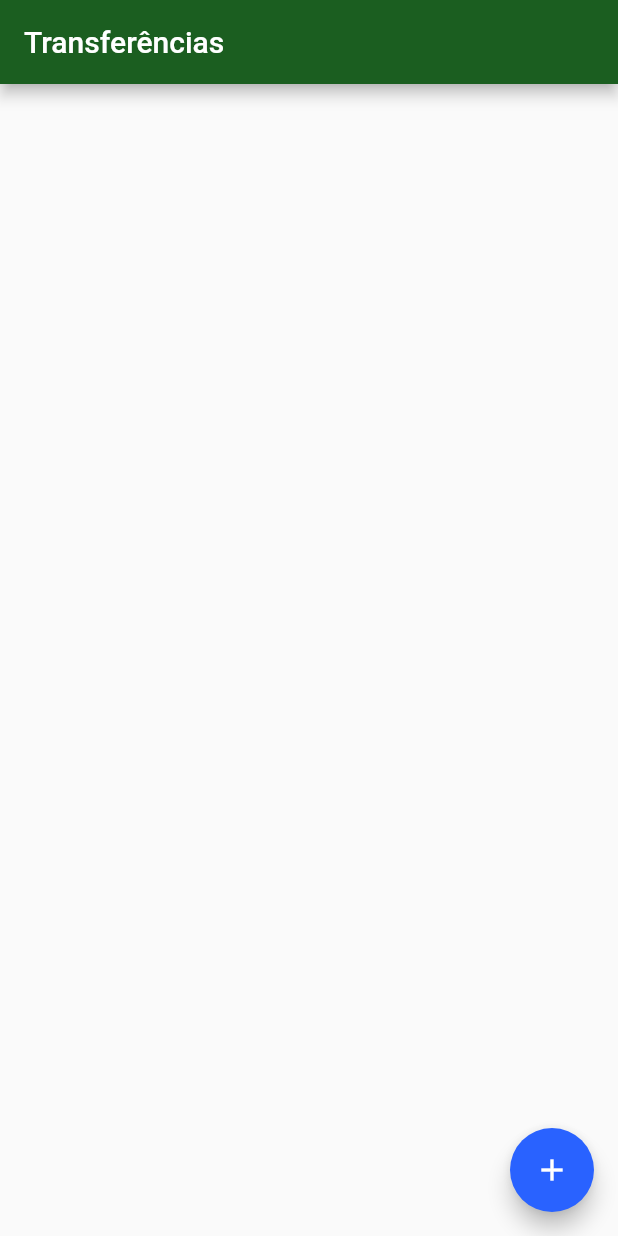
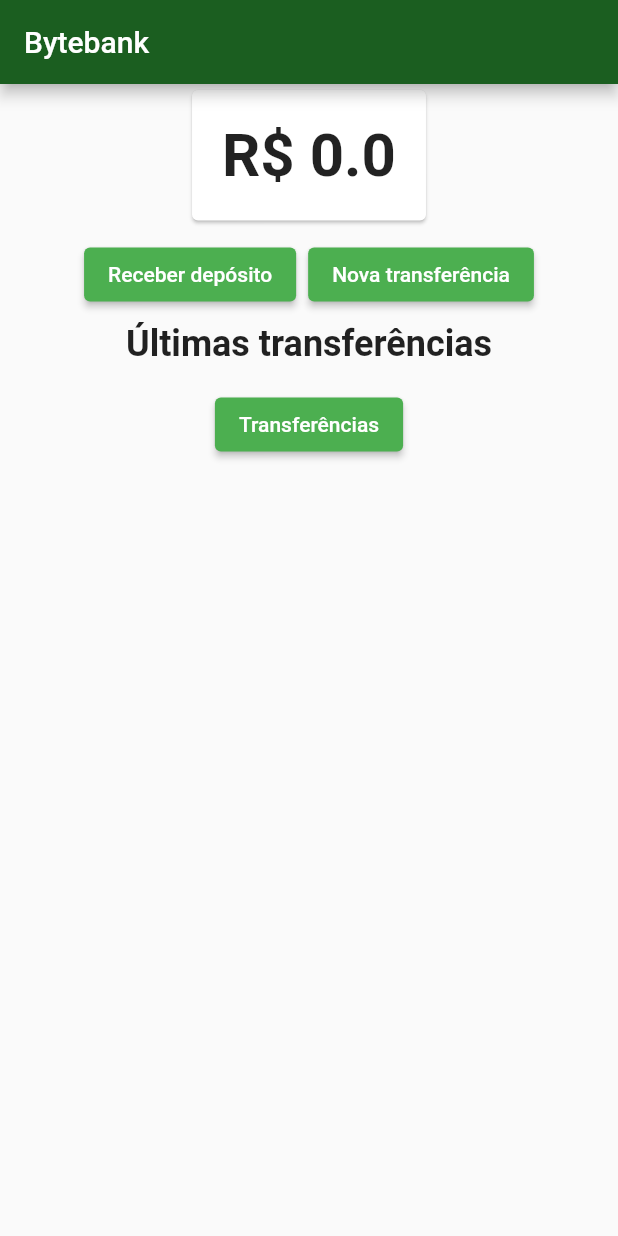
Before and after one commit to andregusmao/bytebank, a Flutter app: the screen it shows after launch, on a phone screen of 412 x 824 dp. Run offline on Flutter 3.47's test engine with Material 2 defaults, Android fonts, the phone set to English and light mode, and no system bars.

Commit message:
Including new features

```diff
--- a/lib/main.dart
+++ b/lib/main.dart
@@ -1,7 +1,17 @@
-import 'package:bytebank/screens/transfer/list.dart';
+import 'package:bytebank/models/balance.dart';
+import 'package:bytebank/models/transfer_list.dart';
+import 'package:bytebank/screens/dashboard/dashboard.dart';
 import 'package:flutter/material.dart';
+import 'package:provider/provider.dart';
 
-void main() => runApp(ByteBankApp());
+void main() => runApp(MultiProvider(
+  providers: [
+    ChangeNotifierProvider(create: (context) => BalanceModel(0)),
+    ChangeNotifierProvider(create: (context) => TransferListModel())
+  ],
+  child: ByteBankApp(),
+
+));
 
 class ByteBankApp extends StatelessWidget {
   @override
@@ -11,7 +21,7 @@ class ByteBankApp extends StatelessWidget {
           primaryColor: Colors.green[900],
           accentColor: Colors.blueAccent[700],
           buttonTheme: ButtonThemeData(buttonColor: Colors.blueAccent[700], textTheme: ButtonTextTheme.primary)),
-      home: TransferList(),
+      home: Dashboard(),
     );
   }
 }
--- /dev/null
+++ b/lib/models/balance.dart
@@ -0,0 +1,24 @@
+import 'package:flutter/material.dart';
+
+class BalanceModel extends ChangeNotifier {
+  double value;
+
+  BalanceModel(this.value);
+
+  void add(double value) {
+    this.value += value;
+
+    notifyListeners();
+  }
+
+  void sub(double value) {
+    this.value -= value;
+
+    notifyListeners();
+  }
+
+  @override
+  String toString() {
+    return 'R\$ $value';
+  }
+}
--- a/lib/models/transfer.dart
+++ b/lib/models/transfer.dart
@@ -1,11 +1,10 @@
-class Transfer {
+class TransferModel {
   final int account;
   final double value;
 
-  Transfer(this.account, this.value);
+  TransferModel(this.account, this.value);
 
-  @override
-  String toString() {
-    return 'Transfer{account: $account, value: $value}';
-  }
+  String getFormattedAccount()=> this.account.toString();
+
+  String getFormattedValue()=> 'R\$ $value';
 }
--- /dev/null
+++ b/lib/models/transfer_list.dart
@@ -0,0 +1,14 @@
+import 'package:bytebank/models/transfer.dart';
+import 'package:flutter/material.dart';
+
+class TransferListModel extends ChangeNotifier {
+  final List<TransferModel> _transferList = [];
+
+  List<TransferModel> get transferList => _transferList;
+
+  add(TransferModel transfer) {
+    _transferList.add(transfer);
+
+    notifyListeners();
+  }
+}
--- /dev/null
+++ b/lib/screens/dashboard/balance_container.dart
@@ -0,0 +1,31 @@
+import 'package:bytebank/models/balance.dart';
+import 'package:flutter/material.dart';
+import 'package:provider/provider.dart';
+
+class BalanceContainer extends StatelessWidget {
+
+  @override
+  Widget build(BuildContext context) {
+    return Card(
+      child: Padding(
+        padding: EdgeInsets.all(20.0),
+        child: Consumer<BalanceModel>(
+          builder: (
+            context,
+            value,
+            child,
+          ) {
+            return Text(
+              value.toString(),
+              textAlign: TextAlign.center,
+              style: TextStyle(
+                fontSize: 40,
+                fontWeight: FontWeight.bold,
+              ),
+            );
+          },
+        ),
+      ),
+    );
+  }
+}
--- /dev/null
+++ b/lib/screens/dashboard/dashboard.dart
@@ -0,0 +1,48 @@
+import 'package:bytebank/screens/dashboard/balance_container.dart';
+import 'package:bytebank/screens/deposit/form.dart';
+import 'package:bytebank/screens/transfer/form.dart';
+import 'package:bytebank/screens/transfer/last_transfers.dart';
+import 'package:flutter/material.dart';
+
+class Dashboard extends StatelessWidget {
+  @override
+  Widget build(BuildContext context) {
+    return Scaffold(
+      appBar: AppBar(
+        title: const Text('Bytebank'),
+      ),
+      body: ListView(children: [
+        Align(
+          alignment: Alignment.topCenter,
+          child: BalanceContainer(),
+        ),
+        ButtonBar(
+          alignment: MainAxisAlignment.center,
+          children: [
+            ElevatedButton(
+              style: ElevatedButton.styleFrom(
+                primary: Colors.green,
+                onPrimary: Colors.white,
+              ),
+              child: Text('Receber depósito'),
+              onPressed: () {
+                Navigator.push(context, MaterialPageRoute(builder: (context) => DepositForm()));
+              },
+            ),
+            ElevatedButton(
+              style: ElevatedButton.styleFrom(
+                primary: Colors.green,
+                onPrimary: Colors.white,
+              ),
+              child: Text('Nova transferência'),
+              onPressed: () {
+                Navigator.push(context, MaterialPageRoute(builder: (context) => TransferForm()));
+              },
+            ),
+          ],
+        ),
+        LastTransfers()
+      ]),
+    );
+  }
+}
--- a/lib/screens/transfer/item.dart
+++ b/lib/screens/transfer/item.dart
@@ -3,7 +3,7 @@ import 'package:flutter/cupertino.dart';
 import 'package:flutter/material.dart';
 
 class TransferItem extends StatelessWidget {
-  final Transfer _transfer;
+  final TransferModel _transfer;
 
   TransferItem(this._transfer);
 
@@ -12,8 +12,8 @@ class TransferItem extends StatelessWidget {
     return Card(
       child: ListTile(
         leading: Icon(Icons.monetization_on),
-        title: Text(this._transfer.value.toString()),
-        subtitle: Text(this._transfer.account.toString()),
+        title: Text(this._transfer.getFormattedAccount()),
+        subtitle: Text(this._transfer.getFormattedValue()),
       ),
     );
   }
--- /dev/null
+++ b/lib/screens/transfer/last_transfers.dart
@@ -0,0 +1,48 @@
+import 'package:bytebank/models/transfer.dart';
+import 'package:bytebank/models/transfer_list.dart';
+import 'package:bytebank/screens/transfer/item.dart';
+import 'package:flutter/material.dart';
+import 'package:provider/provider.dart';
+
+import 'list.dart';
+
+const String _TITLE = 'Últimas transferências';
+
+class LastTransfers extends StatelessWidget {
+  @override
+  Widget build(BuildContext context) {
+    return Column(
+      children: [
+        Text(
+          _TITLE,
+          style: TextStyle(
+            fontSize: 24.0,
+            fontWeight: FontWeight.bold,
+          ),
+        ),
+        Consumer<TransferListModel>(
+          builder: (context, transferList, child) {
+            return ListView.builder(
+              padding: const EdgeInsets.all(8.0),
+              itemCount: transferList.transferList.length >= 5 ? 5 : transferList.transferList.length,
+              shrinkWrap: true,
+              itemBuilder: (context, index){
+                return TransferItem(transferList.transferList[index]);
+              },
+            );
+          },
+        ),
+        ElevatedButton(
+          style: ElevatedButton.styleFrom(
+            primary: Colors.green,
+            onPrimary: Colors.white,
+          ),
+          child: Text('Transferências'),
+          onPressed: () {
+            Navigator.push(context, MaterialPageRoute(builder: (context) => TransferList()));
+          },
+        ),
+      ],
+    );
+  }
+}
--- a/lib/screens/transfer/list.dart
+++ b/lib/screens/transfer/list.dart
@@ -1,40 +1,29 @@
 import 'package:bytebank/models/transfer.dart';
+import 'package:bytebank/models/transfer_list.dart';
 import 'package:bytebank/screens/transfer/form.dart';
 import 'package:bytebank/screens/transfer/item.dart';
-import 'package:flutter/cupertino.dart';
 import 'package:flutter/material.dart';
-
-class TransferList extends StatefulWidget {
-  final List<Transfer> _transferList = [];
-
-  @override
-  State<StatefulWidget> createState() {
-    return TransferListState();
-  }
-}
+import 'package:provider/provider.dart';
 
 const _APP_BAR_TITLE = 'Transferências';
 
-class TransferListState extends State<TransferList> {
+class TransferList extends StatelessWidget {
   @override
   Widget build(BuildContext context) {
     return Scaffold(
       appBar: AppBar(
         title: Text(_APP_BAR_TITLE),
       ),
-      body: ListView.builder(
-          itemCount: widget._transferList.length,
-          itemBuilder: (context, index) => TransferItem(widget._transferList[index])),
+      body: Consumer<TransferListModel>(builder: (context, transferList, child) {
+        return ListView.builder(
+            itemCount: transferList.transferList.length,
+            itemBuilder: (context, index) => TransferItem(transferList.transferList[index]));
+      }),
       floatingActionButton: FloatingActionButton(
         child: Icon(Icons.add),
         onPressed: () {
-          final Future<Transfer> response =
+          final Future<TransferModel> response =
               Navigator.push(context, MaterialPageRoute(builder: (context) => TransferForm()));
-          response.then((transfer) {
-            if (transfer != null) {
-              setState(() => widget._transferList.add(transfer));
-            }
-          });
         },
       ),
     );
--- a/pubspec.yaml
+++ b/pubspec.yaml
@@ -28,6 +28,7 @@ dependencies:
   # The following adds the Cupertino Icons font to your application.
   # Use with the CupertinoIcons class for iOS style icons.
   cupertino_icons: ^1.0.2
+  provider:
 
 dev_dependencies:
   flutter_test:
```
Also changed, not shown: lib/screens/deposit/form.dart (added, +55 -0 lines), lib/screens/transfer/form.dart (+20 -17 lines), pubspec.lock.
